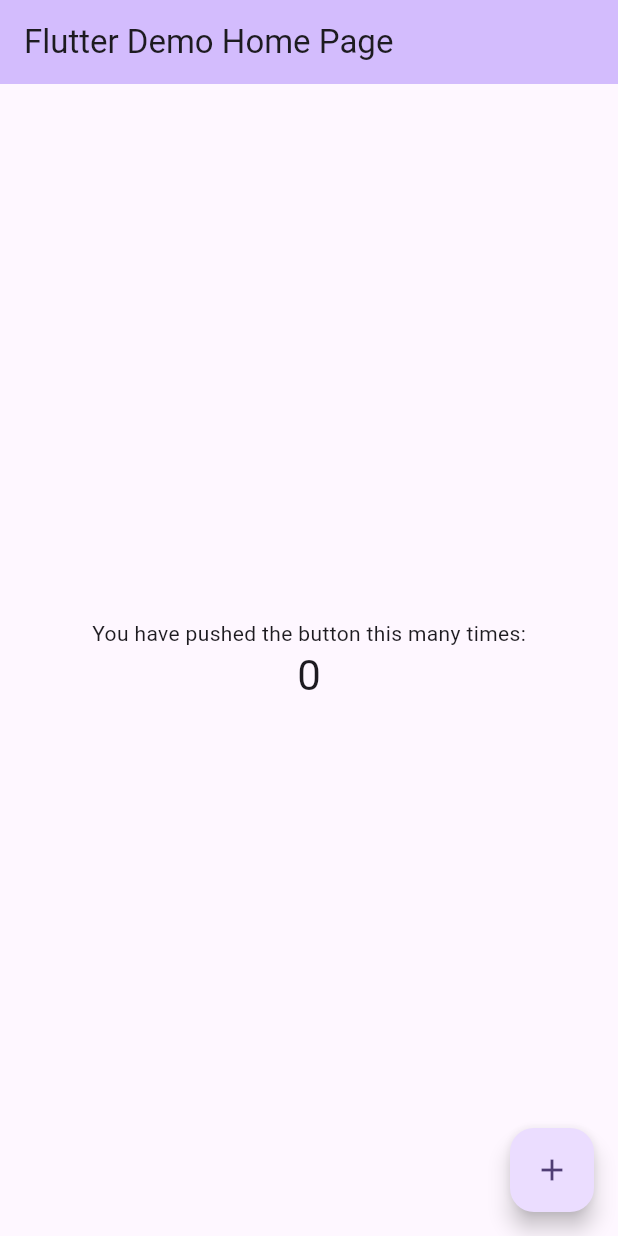
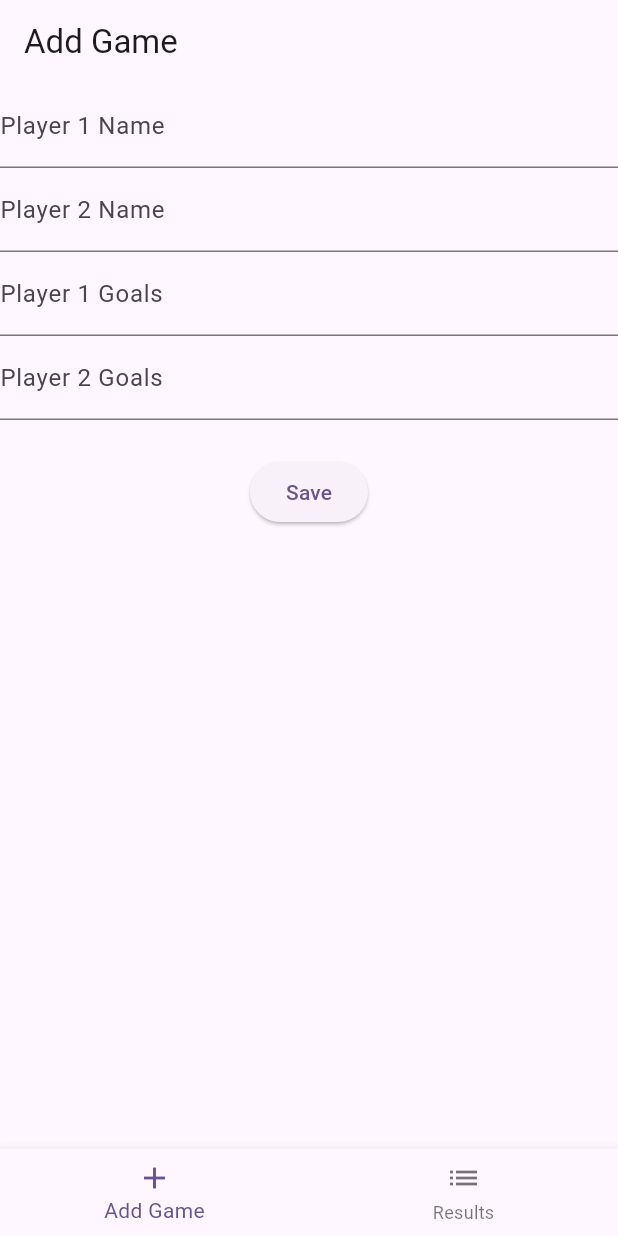
Before and after one commit to eddiesTime/fta, a Flutter app: the screen it shows after launch, on a phone screen of 412 x 824 dp. Run offline on Flutter 3.47's test engine with Material 3 defaults, Android fonts, the light colour scheme and no system bars; our stand-ins replace shared_preferences.

Commit message:
Add basic UI

```diff
--- a/lib/domain/model/game_result.dart
+++ b/lib/domain/model/game_result.dart
@@ -15,6 +15,9 @@ class GameResult {
     return player1Goals > player2Goals ? player1Name : player2Name;
   }
 
+  String get player1GoalsStr => player1Goals.toString();
+  String get player2GoalsStr => player2Goals.toString();
+
   GameResult({
     String? id,
     required this.player1Name,
--- a/lib/main.dart
+++ b/lib/main.dart
@@ -1,4 +1,5 @@
 import 'package:flutter/material.dart';
+import 'package:foosball_tournament_app/presentation/home_page.dart';
 
 void main() {
   runApp(const MyApp());
@@ -7,116 +8,14 @@ void main() {
 class MyApp extends StatelessWidget {
   const MyApp({super.key});
 
-  // This widget is the root of your application.
   @override
   Widget build(BuildContext context) {
     return MaterialApp(
-      title: 'Flutter Demo',
+      title: 'Foosball Tournament Tracker',
       theme: ThemeData(
-        // This is the theme of your application.
-        //
-        // TRY THIS: Try running your application with "flutter run". You'll see
-        // the application has a purple toolbar. Then, without quitting the app,
-        // try changing the seedColor in the colorScheme below to Colors.green
-        // and then invoke "hot reload" (save your changes or press the "hot
-        // reload" button in a Flutter-supported IDE, or press "r" if you used
-        // the command line to start the app).
-        //
-        // Notice that the counter didn't reset back to zero; the application
-        // state is not lost during the reload. To reset the state, use hot
-        // restart instead.
-        //
-        // This works for code too, not just values: Most code changes can be
-        // tested with just a hot reload.
         colorScheme: ColorScheme.fromSeed(seedColor: Colors.deepPurple),
       ),
-      home: const MyHomePage(title: 'Flutter Demo Home Page'),
+      home: const HomePage(),
     );
   }
 }
-
-class MyHomePage extends StatefulWidget {
-  const MyHomePage({super.key, required this.title});
-
-  // This widget is the home page of your application. It is stateful, meaning
-  // that it has a State object (defined below) that contains fields that affect
-  // how it looks.
-
-  // This class is the configuration for the state. It holds the values (in this
-  // case the title) provided by the parent (in this case the App widget) and
-  // used by the build method of the State. Fields in a Widget subclass are
-  // always marked "final".
-
-  final String title;
-
-  @override
-  State<MyHomePage> createState() => _MyHomePageState();
-}
-
-class _MyHomePageState extends State<MyHomePage> {
-  int _counter = 0;
-
-  void _incrementCounter() {
-    setState(() {
-      // This call to setState tells the Flutter framework that something has
-      // changed in this State, which causes it to rerun the build method below
-      // so that the display can reflect the updated values. If we changed
-      // _counter without calling setState(), then the build method would not be
-      // called again, and so nothing would appear to happen.
-      _counter++;
-    });
-  }
-
-  @override
-  Widget build(BuildContext context) {
-    // This method is rerun every time setState is called, for instance as done
-    // by the _incrementCounter method above.
-    //
-    // The Flutter framework has been optimized to make rerunning build methods
-    // fast, so that you can just rebuild anything that needs updating rather
-    // than having to individually change instances of widgets.
-    return Scaffold(
-      appBar: AppBar(
-        // TRY THIS: Try changing the color here to a specific color (to
-        // Colors.amber, perhaps?) and trigger a hot reload to see the AppBar
-        // change color while the other colors stay the same.
-        backgroundColor: Theme.of(context).colorScheme.inversePrimary,
-        // Here we take the value from the MyHomePage object that was created by
-        // the App.build method, and use it to set our appbar title.
-        title: Text(widget.title),
-      ),
-      body: Center(
-        // Center is a layout widget. It takes a single child and positions it
-        // in the middle of the parent.
-        child: Column(
-          // Column is also a layout widget. It takes a list of children and
-          // arranges them vertically. By default, it sizes itself to fit its
-          // children horizontally, and tries to be as tall as its parent.
-          //
-          // Column has various properties to control how it sizes itself and
-          // how it positions its children. Here we use mainAxisAlignment to
-          // center the children vertically; the main axis here is the vertical
-          // axis because Columns are vertical (the cross axis would be
-          // horizontal).
-          //
-          // TRY THIS: Invoke "debug painting" (choose the "Toggle Debug Paint"
-          // action in the IDE, or press "p" in the console), to see the
-          // wireframe for each widget.
-          mainAxisAlignment: MainAxisAlignment.center,
-          children: <Widget>[
-            const Text('You have pushed the button this many times:'),
-            Text(
-              '$_counter',
-              style: Theme.of(context).textTheme.headlineMedium,
-            ),
-          ],
-        ),
-      ),
-      floatingActionButton: FloatingActionButton(
-        onPressed: _incrementCounter,
-        tooltip: 'Increment',
-        child: const Icon(Icons.add),
-      ), // This trailing comma makes auto-formatting nicer for build methods.
-    );
-  }
-}
--- /dev/null
+++ b/lib/presentation/add_or_edit_game_result/add_or_edit_game_result_page.dart
@@ -0,0 +1,83 @@
+import 'package:flutter/material.dart';
+import 'package:foosball_tournament_app/domain/model/game_result.dart';
+
+class AddOrEditGameResultPage extends StatefulWidget {
+  const AddOrEditGameResultPage({super.key, this.gameResult});
+
+  final GameResult? gameResult;
+
+  @override
+  State<AddOrEditGameResultPage> createState() =>
+      _AddOrEditGameResultPageState();
+}
+
+class _AddOrEditGameResultPageState extends State<AddOrEditGameResultPage> {
+  late final TextEditingController player1NameController;
+  late final TextEditingController player2NameController;
+  late final TextEditingController player1GoalsController;
+  late final TextEditingController player2GoalsController;
+
+  @override
+  void initState() {
+    super.initState();
+    player1NameController = TextEditingController(
+      text: widget.gameResult?.player1Name ?? '',
+    );
+    player2NameController = TextEditingController(
+      text: widget.gameResult?.player2Name ?? '',
+    );
+    player1GoalsController = TextEditingController(
+      text: widget.gameResult?.player1GoalsStr ?? '',
+    );
+    player2GoalsController = TextEditingController(
+      text: widget.gameResult?.player2GoalsStr ?? '',
+    );
+  }
+
+  @override
+  void dispose() {
+    player1NameController.dispose();
+    player2NameController.dispose();
+    player1GoalsController.dispose();
+    player2GoalsController.dispose();
+    super.dispose();
+  }
+
+  @override
+  Widget build(BuildContext context) {
+    return SingleChildScrollView(
+      child: Column(
+        mainAxisAlignment: MainAxisAlignment.center,
+        mainAxisSize: MainAxisSize.min,
+        children: [
+          TextField(
+            controller: player1NameController,
+            decoration: const InputDecoration(labelText: 'Player 1 Name'),
+          ),
+          TextField(
+            controller: player2NameController,
+            decoration: const InputDecoration(labelText: 'Player 2 Name'),
+          ),
+          TextField(
+            controller: player1GoalsController,
+            keyboardType: TextInputType.number,
+            decoration: const InputDecoration(labelText: 'Player 1 Goals'),
+          ),
+          TextField(
+            controller: player2GoalsController,
+            keyboardType: TextInputType.number,
+            decoration: const InputDecoration(labelText: 'Player 2 Goals'),
+          ),
+          const SizedBox(height: 24),
+          ElevatedButton(
+            onPressed: () {
+              print('Pressed save');
+              FocusScope.of(context).unfocus();
+            },
+            child: Text(widget.gameResult == null ? 'Save' : 'Update'),
+          ),
+        ],
+      ),
+    );
+  }
+}
--- /dev/null
+++ b/lib/presentation/home_page.dart
@@ -0,0 +1,41 @@
+import 'package:flutter/material.dart';
+import 'package:foosball_tournament_app/presentation/add_or_edit_game_result/add_or_edit_game_result_page.dart';
+import 'package:foosball_tournament_app/presentation/game_results_list/game_results_list_page.dart';
+
+class HomePage extends StatefulWidget {
+  const HomePage({super.key});
+
+  @override
+  State<HomePage> createState() => _HomePageState();
+}
+
+class _HomePageState extends State<HomePage> {
+  int _selectedIndex = 0;
+
+  final List<Widget> _pages = const [
+    AddOrEditGameResultPage(),
+    GameResultsListPage(),
+  ];
+
+  void _onItemTapped(int index) {
+    setState(() {
+      _selectedIndex = index;
+    });
+  }
+
+  @override
+  Widget build(BuildContext context) {
+    return Scaffold(
+      appBar: AppBar(title: Text(_selectedIndex == 0 ? 'Add Game' : 'Results')),
+      body: _pages[_selectedIndex],
+      bottomNavigationBar: BottomNavigationBar(
+        currentIndex: _selectedIndex,
+        onTap: _onItemTapped,
+        items: const [
+          BottomNavigationBarItem(icon: Icon(Icons.add), label: 'Add Game'),
+          BottomNavigationBarItem(icon: Icon(Icons.list), label: 'Results'),
+        ],
+      ),
+    );
+  }
+}
```
Also changed, not shown: lib/presentation/game_results_list/game_results_list_page.dart (added, +192 -0 lines), 3 other files.
